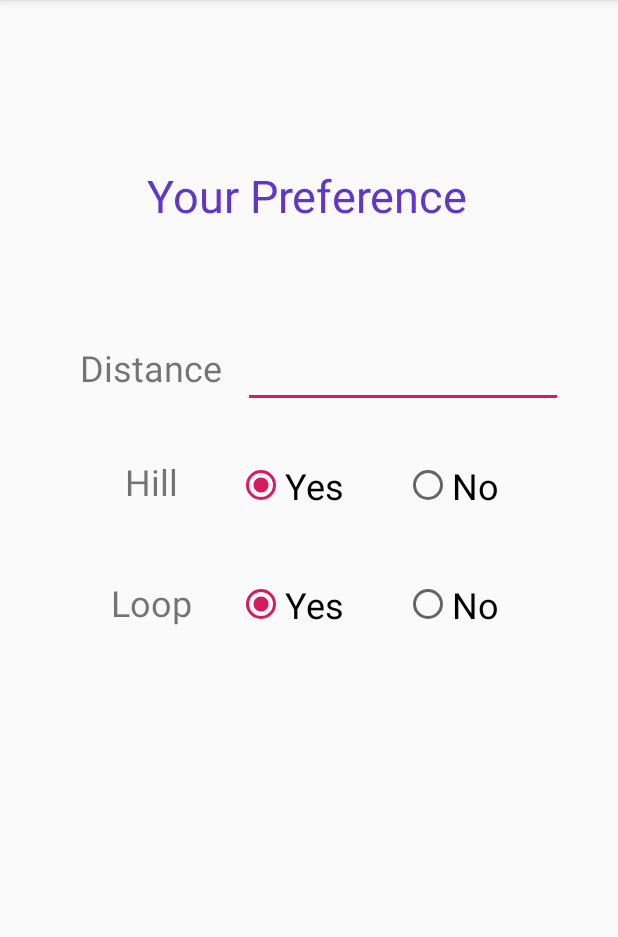
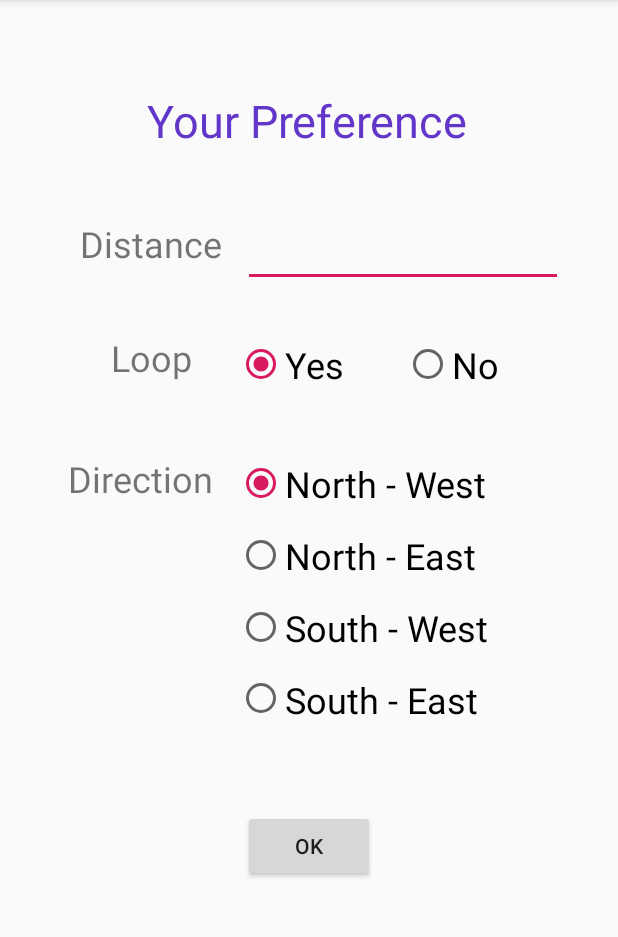
Before and after one commit to CarlZuo/Running-Route-Planner, an Android app: the Preference screen opened directly, with no data from a screen before it, on a phone screen of 412 x 824 dp, the part 84-1021 px from its top. Run offline under Robolectric (Android 15) with nearby library versions, the phone set to English and light mode, and no system bars.

Commit message:
Direction Modify

```diff
--- a/app/src/main/java/com/example/runningrouteplanner/MapsActivity.java
+++ b/app/src/main/java/com/example/runningrouteplanner/MapsActivity.java
@@ -47,6 +47,8 @@ public class MapsActivity extends FragmentActivity implements OnMapReadyCallback
     private List<Polyline> polyLinePaths = new ArrayList<>();
     private ProgressDialog progressDialog;
     private double dis;
+    private boolean loop;
+    private int direction;
     private LocationManager locationManager;
     private Location location;
     @Override
@@ -60,6 +62,10 @@ public class MapsActivity extends FragmentActivity implements OnMapReadyCallback
         Intent i = getIntent();
         Bundle a =i.getExtras();
         dis = a.getDouble("distance",2);
+        loop = a.getBoolean("loop",true);
+        direction = a.getInt("direction",3);
+        String d = direction+"";
+        Log.d("direction",d);
         locationManager = (LocationManager) getSystemService(Context.LOCATION_SERVICE);
         location = getCurrentLocation();
     }
@@ -84,8 +90,21 @@ public class MapsActivity extends FragmentActivity implements OnMapReadyCallback
         String origin = locationStringFromLocation(location);
         String originX = Location.convert(location.getLatitude(), Location.FORMAT_DEGREES);
         String originY = Location.convert(location.getLongitude(), Location.FORMAT_DEGREES);
-        double x = Double.parseDouble(originX) - 2*dis/(100*6);
-        double y = Double.parseDouble(originY) - 2.5*dis/(100*6);
+//        double ox = Double.parseDouble(originX);
+//        double oy = Double.parseDouble(originY);
+        double x_go;
+        double y_go;
+        switch (direction){
+            case 1: x_go=1.0; y_go=-1.0; break;
+            case 2: x_go=1.0; y_go=1.0; break;
+            case 3: x_go=-1.0; y_go=-1.0; break;
+            case 4: x_go=-1.0; y_go=1.0; break;
+            default: x_go=0; y_go=0; break;
+        }
+        Log.d("x_go",x_go+"");
+        Log.d("y_go",y_go+"");
+        double x = Double.parseDouble(originX) + x_go*2*dis/(100*6);
+        double y = Double.parseDouble(originY) + y_go*2.5*dis/(100*6);
         String destination = x+","+y;
         if (destination.isEmpty()){
             Toast.makeText(this, "Please enter destination!", Toast.LENGTH_SHORT).show();
--- a/app/src/main/java/com/example/runningrouteplanner/Preference.java
+++ b/app/src/main/java/com/example/runningrouteplanner/Preference.java
@@ -11,15 +11,22 @@ import android.os.Bundle;
 import android.util.Log;
 import android.view.View;
 import android.widget.EditText;
+import android.widget.RadioGroup;
 import android.widget.Toast;
 
 public class Preference extends AppCompatActivity {
     private EditText dis;
+    private RadioGroup loop;
+    private RadioGroup dir_group;
+    private boolean loop_choice;
+    private int direction;
     @Override
     protected void onCreate(Bundle savedInstanceState) {
         super.onCreate(savedInstanceState);
         setContentView(R.layout.activity_preference);
         dis = findViewById(R.id.input);
+        loop = findViewById(R.id.rg2);
+        dir_group = findViewById(R.id.rg1);
     }
 
     public void onStartClick(View view){
@@ -33,6 +40,19 @@ public class Preference extends AppCompatActivity {
             Intent intent = new Intent(Preference.this, MapsActivity.class);
             Bundle a = new Bundle();
             a.putDouble("distance",Double.valueOf(dis.getText().toString()));
+            int id = loop.getCheckedRadioButtonId();
+            if (id==R.id.loop_y) loop_choice=true;
+            else loop_choice=false;
+            int dir = dir_group.getCheckedRadioButtonId();
+            switch (dir){
+                case R.id.north_west: direction=1; break;
+                case R.id.north_east: direction=2; break;
+                case R.id.south_west: direction=3; break;
+                case R.id.south_east: direction=4; break;
+                default: direction = 0; break;
+            }
+            a.putBoolean("loop",loop_choice);
+            a.putInt("direction",direction);
             intent.putExtras(a);
             startActivity(intent);
             Context context = getApplicationContext();
--- a/app/src/main/res/layout/activity_preference.xml
+++ b/app/src/main/res/layout/activity_preference.xml
@@ -12,7 +12,7 @@
         android:layout_height="wrap_content"
         android:layout_marginStart="162dp"
         android:layout_marginLeft="162dp"
-        android:layout_marginTop="575dp"
+        android:layout_marginTop="540dp"
         android:layout_marginEnd="162dp"
         android:layout_marginRight="162dp"
         android:layout_marginBottom="208dp"
@@ -23,7 +23,7 @@
         app:layout_constraintHorizontal_bias="1.0"
         app:layout_constraintStart_toStartOf="parent"
         app:layout_constraintTop_toTopOf="parent"
-        app:layout_constraintVertical_bias="0.6" />
+        app:layout_constraintVertical_bias="0.0" />
 
     <TextView
         android:id="@+id/textView2"
@@ -31,7 +31,7 @@
         android:layout_height="wrap_content"
         android:layout_marginStart="53dp"
         android:layout_marginLeft="53dp"
-        android:layout_marginTop="78dp"
+        android:layout_marginTop="45dp"
         android:text="Distance"
         android:textSize="24sp"
         app:layout_constraintStart_toStartOf="parent"
@@ -41,10 +41,10 @@
         android:id="@+id/textView3"
         android:layout_width="wrap_content"
         android:layout_height="wrap_content"
-        android:layout_marginStart="83dp"
-        android:layout_marginLeft="83dp"
+        android:layout_marginStart="74dp"
+        android:layout_marginLeft="74dp"
         android:layout_marginTop="43dp"
-        android:text="Hill"
+        android:text="Loop"
         android:textSize="24sp"
         app:layout_constraintStart_toStartOf="parent"
         app:layout_constraintTop_toBottomOf="@+id/textView2" />
@@ -55,7 +55,7 @@
         android:layout_height="wrap_content"
         android:layout_marginStart="98dp"
         android:layout_marginLeft="98dp"
-        android:layout_marginTop="110dp"
+        android:layout_marginTop="60dp"
         android:text="Your Preference"
         android:textColor="#6136C9"
         android:textSize="30sp"
@@ -66,10 +66,10 @@
         android:id="@+id/textView6"
         android:layout_width="wrap_content"
         android:layout_height="wrap_content"
-        android:layout_marginStart="74dp"
-        android:layout_marginLeft="74dp"
+        android:layout_marginStart="45dp"
+        android:layout_marginLeft="45dp"
         android:layout_marginTop="48dp"
-        android:text="Loop"
+        android:text="Direction"
         android:textSize="24sp"
         app:layout_constraintStart_toStartOf="parent"
         app:layout_constraintTop_toBottomOf="@+id/textView3" />
@@ -84,53 +84,6 @@
         android:orientation="horizontal"
         app:layout_constraintEnd_toEndOf="parent"
         app:layout_constraintTop_toBottomOf="@+id/input">
-
-        <RadioGroup
-            android:id="@+id/rg1"
-            android:layout_width="match_parent"
-            android:layout_height="match_parent"
-            android:orientation="horizontal">
-
-            <RadioButton
-                android:id="@+id/hill_y"
-                android:layout_width="wrap_content"
-                android:layout_height="wrap_content"
-                android:layout_marginLeft="25dp"
-                android:layout_marginTop="15dp"
-                android:checked="true"
-                android:text="Yes"
-                android:textSize="24sp"
-                tools:layout_conversion_absoluteHeight="32dp"
-                tools:layout_conversion_absoluteWidth="72dp"
-                tools:layout_editor_absoluteX="152dp"
-                tools:layout_editor_absoluteY="307dp" />
-
-            <RadioButton
-                android:id="@+id/hill_n"
-                android:layout_width="wrap_content"
-                android:layout_height="wrap_content"
-                android:layout_marginLeft="40dp"
-                android:layout_marginTop="15dp"
-                android:text="No"
-                android:textSize="24sp"
-                tools:layout_conversion_absoluteHeight="1dp"
-                tools:layout_conversion_absoluteWidth="63dp"
-                tools:layout_editor_absoluteX="172dp"
-                tools:layout_editor_absoluteY="355dp" />
-
-        </RadioGroup>
-    </LinearLayout>
-
-    <LinearLayout
-        android:id="@+id/l2"
-        android:layout_width="254dp"
-        android:layout_height="63dp"
-        android:layout_marginTop="16dp"
-        android:layout_marginEnd="25dp"
-        android:layout_marginRight="25dp"
-        android:orientation="horizontal"
-        app:layout_constraintEnd_toEndOf="parent"
-        app:layout_constraintTop_toBottomOf="@+id/l1">
 
         <RadioGroup
             android:id="@+id/rg2"
@@ -161,13 +114,83 @@
 
     </LinearLayout>
 
+    <LinearLayout
+        android:id="@+id/l2"
+        android:layout_width="254dp"
+        android:layout_height="190dp"
+        android:layout_marginTop="16dp"
+        android:layout_marginEnd="25dp"
+        android:layout_marginRight="25dp"
+        android:orientation="horizontal"
+        app:layout_constraintEnd_toEndOf="parent"
+        app:layout_constraintTop_toBottomOf="@+id/l1">
+
+        <RadioGroup
+            android:id="@+id/rg1"
+            android:layout_width="match_parent"
+            android:layout_height="match_parent"
+            android:orientation="vertical">
+
+            <RadioButton
+                android:id="@+id/north_west"
+                android:layout_width="wrap_content"
+                android:layout_height="wrap_content"
+                android:layout_marginLeft="25dp"
+                android:layout_marginTop="15dp"
+                android:checked="true"
+                android:text="North - West"
+                android:textSize="24sp"
+                tools:layout_conversion_absoluteHeight="32dp"
+                tools:layout_conversion_absoluteWidth="72dp"
+                tools:layout_editor_absoluteX="152dp"
+                tools:layout_editor_absoluteY="307dp" />
+
+            <RadioButton
+                android:id="@+id/north_east"
+                android:layout_width="wrap_content"
+                android:layout_height="wrap_content"
+                android:layout_marginLeft="25dp"
+                android:layout_marginTop="15dp"
+                android:text="North - East"
+                android:textSize="24sp"
+                tools:layout_conversion_absoluteHeight="32dp"
+                tools:layout_conversion_absoluteWidth="72dp"
+                tools:layout_editor_absoluteX="172dp"
+                tools:layout_editor_absoluteY="355dp" />
+
+            <RadioButton
+                android:id="@+id/south_west"
+                android:layout_width="wrap_content"
+                android:layout_height="wrap_content"
+                android:layout_marginLeft="25dp"
+                android:layout_marginTop="15dp"
+                android:text="South - West"
+                android:textSize="24sp"
+                tools:layout_conversion_absoluteHeight="32dp"
+                tools:layout_conversion_absoluteWidth="72dp" />
+
+            <RadioButton
+                android:id="@+id/south_east"
+                android:layout_width="wrap_content"
+                android:layout_height="wrap_content"
+                android:layout_marginLeft="25dp"
+                android:layout_marginTop="15dp"
+                android:layout_weight="1"
+                android:text="South - East"
+                android:textSize="24sp"
+                tools:layout_conversion_absoluteHeight="32dp"
+                tools:layout_conversion_absoluteWidth="72dp" />
+
+        </RadioGroup>
+    </LinearLayout>
+
     <EditText
         android:id="@+id/input"
         android:layout_width="wrap_content"
         android:layout_height="wrap_content"
         android:layout_marginStart="14dp"
         android:layout_marginLeft="14dp"
-        android:layout_marginTop="76dp"
+        android:layout_marginTop="45dp"
         android:ems="10"
         android:inputType="number"
         app:layout_constraintStart_toEndOf="@+id/textView2"
```
